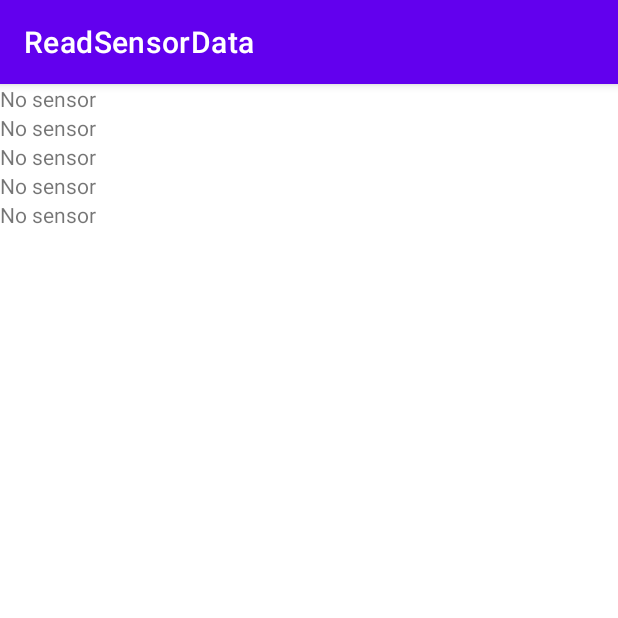
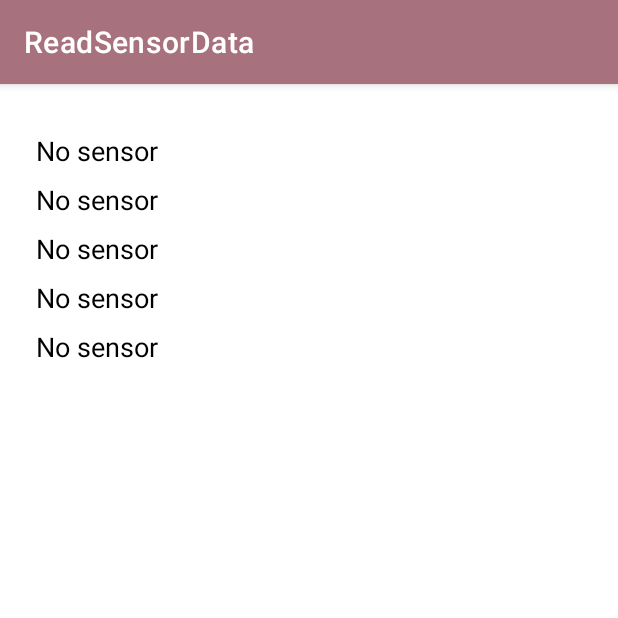
Before and after one commit to nikihdyt/papb2-week-4-sensor, an Android app: the screen it shows after launch (MainActivity), on a phone screen of 412 x 824 dp, the top half of it. Run offline under Robolectric (Android 15) with nearby library versions, the phone set to English and light mode, and no system bars.

Commit message:
update ui style

```diff
--- a/app/src/main/res/layout/activity_main.xml
+++ b/app/src/main/res/layout/activity_main.xml
@@ -5,6 +5,7 @@
     android:layout_width="match_parent"
     android:layout_height="match_parent"
     android:id="@+id/layout_constraint"
+    android:padding="24dp"
     tools:context=".MainActivity">
 
     <TextView
@@ -13,6 +14,7 @@
         android:layout_height="wrap_content"
         app:layout_constraintTop_toTopOf="parent"
         app:layout_constraintLeft_toLeftOf="parent"
+        style="@style/Text"
         android:text="Light sensor: %1$.2f"
         />
 
@@ -22,6 +24,7 @@
         android:layout_height="wrap_content"
         app:layout_constraintTop_toBottomOf="@id/label_light"
         app:layout_constraintLeft_toLeftOf="parent"
+        style="@style/Text"
         android:text="Proximity sensor: %1$.2f"
         />
 
@@ -31,6 +34,7 @@
         android:layout_height="wrap_content"
         app:layout_constraintTop_toBottomOf="@id/label_proximity"
         app:layout_constraintLeft_toLeftOf="parent"
+        style="@style/Text"
         android:text="Ambient temperature sensor: %1$.2f"
         />
 
@@ -40,6 +44,7 @@
         android:layout_height="wrap_content"
         app:layout_constraintTop_toBottomOf="@id/label_ambient_temperature"
         app:layout_constraintLeft_toLeftOf="parent"
+        style="@style/Text"
         android:text="Pressure sensor: %1$.2f"
         />
     <TextView
@@ -48,6 +53,7 @@
         android:layout_height="wrap_content"
         app:layout_constraintTop_toBottomOf="@id/label_pressure"
         app:layout_constraintLeft_toLeftOf="parent"
+        style="@style/Text"
         android:text="Relative Humidity sensor: %1$.2f"
         />
 
--- a/app/src/main/res/values/colors.xml
+++ b/app/src/main/res/values/colors.xml
@@ -1,8 +1,8 @@
 <?xml version="1.0" encoding="utf-8"?>
 <resources>
     <color name="purple_200">#FFBB86FC</color>
-    <color name="purple_500">#FF6200EE</color>
-    <color name="purple_700">#FF3700B3</color>
+    <color name="purple_500">#FFA7727D</color>
+    <color name="purple_700">#FFE7AB9A</color>
     <color name="teal_200">#FF03DAC5</color>
     <color name="teal_700">#FF018786</color>
     <color name="black">#FF000000</color>
--- /dev/null
+++ b/app/src/main/res/values/styles.xml
@@ -0,0 +1,8 @@
+<?xml version="1.0" encoding="utf-8"?>
+<resources>
+    <style name="Text" parent="Base.TextAppearance.AppCompat.Subhead">
+        <item name="android:textColor">@color/black</item>
+        <item name="android:textSize">18dp</item>
+        <item name="android:layout_marginTop">8dp</item>
+    </style>
+</resources>
```
